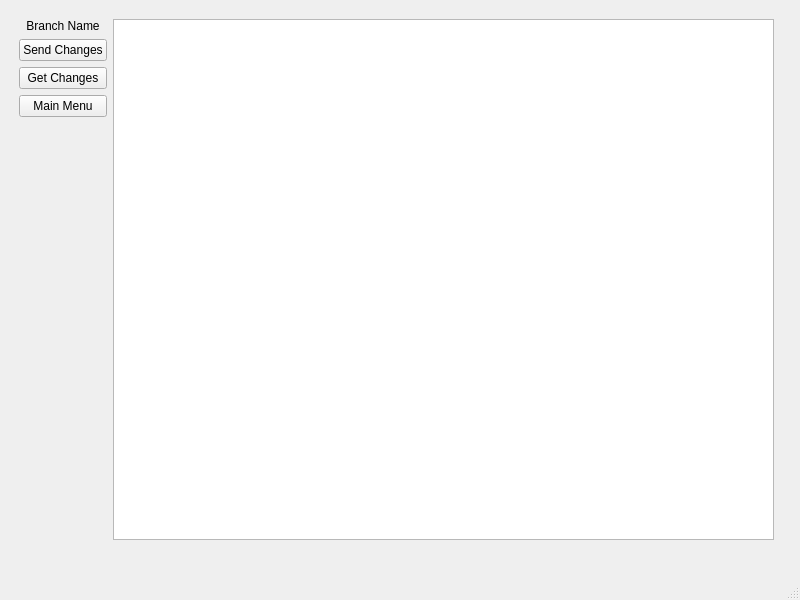
Old version of the form meg_runtime/ui/repopanel.ui in the repository MultimediaExtensibleGit/Runtime.
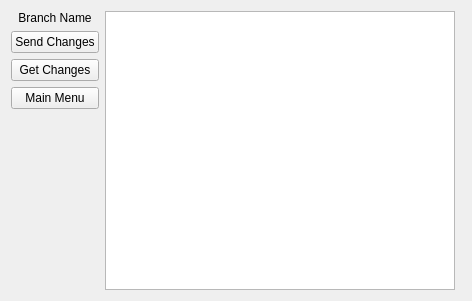
New version of the form.

Diff of the .ui file:
```diff
--- a/meg_runtime/ui/repopanel.ui
+++ b/meg_runtime/ui/repopanel.ui
@@ -1,28 +1,20 @@
 <?xml version="1.0" encoding="UTF-8"?>
 <ui version="4.0">
- <class>MainWindow</class>
- <widget class="QMainWindow" name="MainWindow">
+ <class>Form</class>
+ <widget class="QWidget" name="Form">
   <property name="geometry">
    <rect>
     <x>0</x>
     <y>0</y>
-    <width>800</width>
-    <height>600</height>
+    <width>472</width>
+    <height>301</height>
    </rect>
   </property>
   <property name="windowTitle">
    <string>MainWindow</string>
   </property>
-  <widget class="QWidget" name="centralwidget">
-   <widget class="QWidget" name="horizontalLayoutWidget">
-    <property name="geometry">
-     <rect>
-      <x>19</x>
-      <y>19</y>
-      <width>761</width>
-      <height>521</height>
-     </rect>
-    </property>
+  <layout class="QGridLayout" name="gridLayout">
+   <item row="0" column="0">
     <layout class="QHBoxLayout" name="horizontalLayout">
      <item>
       <layout class="QVBoxLayout" name="verticalLayout">
@@ -79,19 +71,8 @@
       <widget class="QWidget" name="dirViewWidget" native="true"/>
      </item>
     </layout>
-   </widget>
-  </widget>
-  <widget class="QMenuBar" name="menubar">
-   <property name="geometry">
-    <rect>
-     <x>0</x>
-     <y>0</y>
-     <width>800</width>
-     <height>29</height>
-    </rect>
-   </property>
-  </widget>
-  <widget class="QStatusBar" name="statusbar"/>
+   </item>
+  </layout>
  </widget>
  <resources/>
  <connections/>
```
Left out of the diff: 2 changed lines with no effect on the pictures.
